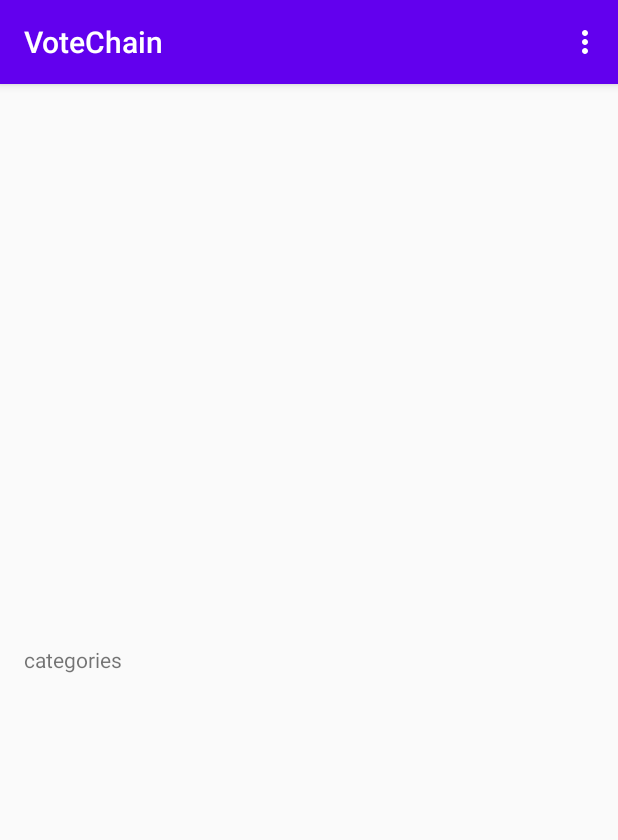
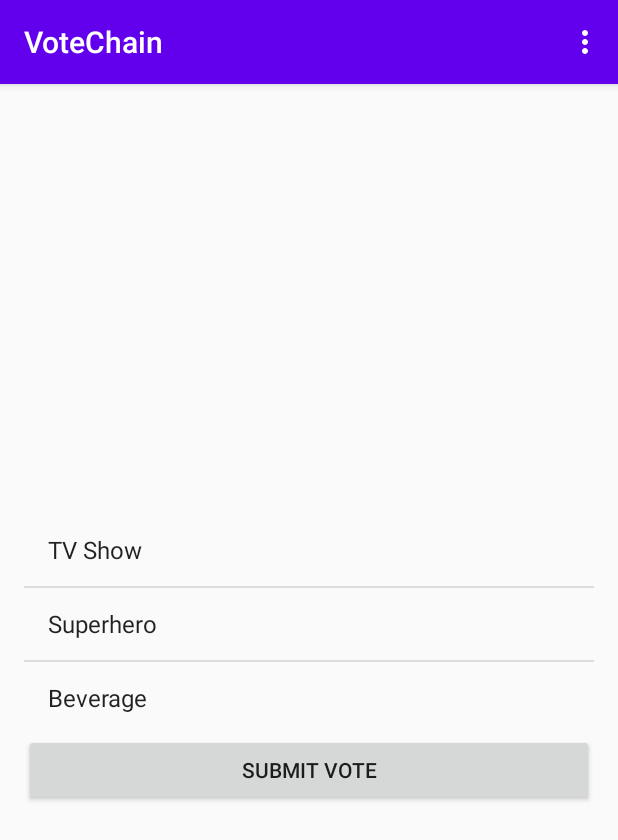
Before and after one commit to paarasbhandari/CMSC436-Fall2020-Group-Project, an Android app: the screen it shows after launch once a user with an empty profile is signed in (CategoriesActivity), on a phone screen of 412 x 824 dp. Shown: the top 840 px of the screen. Run offline under Robolectric (Android 15) with nearby library versions, the phone set to English and light mode, and no system bars; our stand-ins replace Firebase (no records; nobody signed in at launch, a user with empty details on screens opened directly).

Commit message:
added categories list view

```diff
--- a/VoteChain/app/src/main/AndroidManifest.xml
+++ b/VoteChain/app/src/main/AndroidManifest.xml
@@ -9,7 +9,8 @@
         android:roundIcon="@mipmap/ic_launcher_round"
         android:supportsRtl="true"
         android:theme="@style/AppTheme">
-        <activity android:name=".CategoriesActivity"/>
+        <activity android:name=".VotingActivity"></activity>
+        <activity android:name=".CategoriesActivity" />
         <activity android:name=".RegistrationActivity" />
         <activity android:name=".LoginActivity">
             <intent-filter>
--- a/VoteChain/app/src/main/java/com/cmsc436/votechain/CategoriesActivity.kt
+++ b/VoteChain/app/src/main/java/com/cmsc436/votechain/CategoriesActivity.kt
@@ -1,18 +1,43 @@
 package com.cmsc436.votechain
 
 import android.content.Intent
-import androidx.appcompat.app.AppCompatActivity
 import android.os.Bundle
 import android.view.Menu
 import android.view.MenuItem
+import android.view.View
+import android.widget.AdapterView
+import android.widget.ArrayAdapter
+import android.widget.ListView
+import android.widget.Toast
+import androidx.appcompat.app.AppCompatActivity
 import com.google.firebase.auth.FirebaseAuth
 
 private lateinit var auth: FirebaseAuth
+internal lateinit var listViewCategories: ListView
+
 
 class CategoriesActivity : AppCompatActivity() {
     override fun onCreate(savedInstanceState: Bundle?) {
         super.onCreate(savedInstanceState)
         setContentView(R.layout.activity_categories)
+
+        listViewCategories = findViewById<View>(R.id.listViewCategories) as ListView
+        val categoryList = arrayOf("TV Show", "Superhero", "Beverage")
+        val adapter = ArrayAdapter(this, android.R.layout.simple_list_item_1, categoryList)
+        listViewCategories.adapter = adapter
+
+        listViewCategories.onItemClickListener = AdapterView.OnItemClickListener { adapterView, view, i, l ->
+            //getting the selected artist
+            val category = categoryList[i]
+
+            //creating an intent
+            val intent = Intent(applicationContext, VotingActivity::class.java)
+            intent.putExtra("CATEGORY", category)
+            startActivityForResult(intent, 1)
+
+
+        }
+
         auth = FirebaseAuth.getInstance()
         auth.addAuthStateListener {
             val user = auth.currentUser
@@ -39,5 +64,9 @@ class CategoriesActivity : AppCompatActivity() {
         }
     }
 
+    override fun onBackPressed() {
+        //disabling back button
+        Toast.makeText(applicationContext, "Click Options Menu to Log Out.", Toast.LENGTH_LONG).show()
+    }
 
 }
--- a/VoteChain/app/src/main/java/com/cmsc436/votechain/RegistrationActivity.kt
+++ b/VoteChain/app/src/main/java/com/cmsc436/votechain/RegistrationActivity.kt
@@ -16,6 +16,7 @@ private lateinit var emailEditText: EditText
 private lateinit var passwordEditText: EditText
 private lateinit var passwordCnfEditText: EditText
 private lateinit var registerBtn: Button
+
 
 class RegistrationActivity : AppCompatActivity() {
     override fun onCreate(savedInstanceState: Bundle?) {
--- a/VoteChain/app/src/main/res/layout/activity_categories.xml
+++ b/VoteChain/app/src/main/res/layout/activity_categories.xml
@@ -8,10 +8,15 @@
     android:padding="16dp"
     tools:context=".CategoriesActivity">
 
-    <TextView
-        android:id="@+id/categories"
-        android:layout_width="wrap_content"
+    <ListView
+        android:id="@+id/listViewCategories"
+        android:layout_width="match_parent"
+        android:layout_height="wrap_content"/>
+
+    <Button
+        android:id="@+id/submit_vote"
+        android:layout_width="match_parent"
         android:layout_height="wrap_content"
-        android:text="categories" />
+        android:text="@string/vote_btn_text" />
 
 </LinearLayout>
--- a/VoteChain/app/src/main/res/values/strings.xml
+++ b/VoteChain/app/src/main/res/values/strings.xml
@@ -7,4 +7,5 @@
     <string name="register">Register</string>
     <string name="registration_title">Register</string>
     <string name="cnf_password">Confirm Password...</string>
+    <string name="vote_btn_text">Submit Vote</string>
 </resources>
```
Also changed, not shown: VoteChain/app/src/main/java/com/cmsc436/votechain/VotingActivity.kt (added, +13 -0 lines), VoteChain/app/src/main/res/layout/activity_voting.xml (added, +9 -0 lines).
